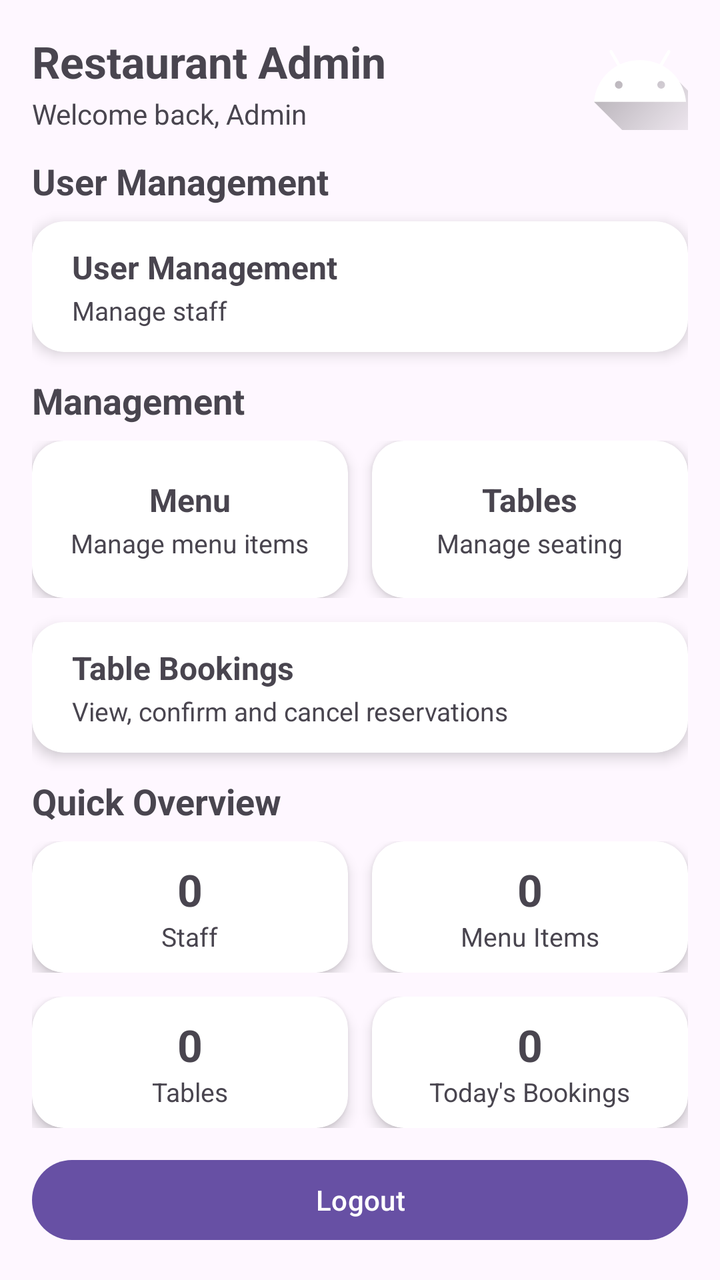
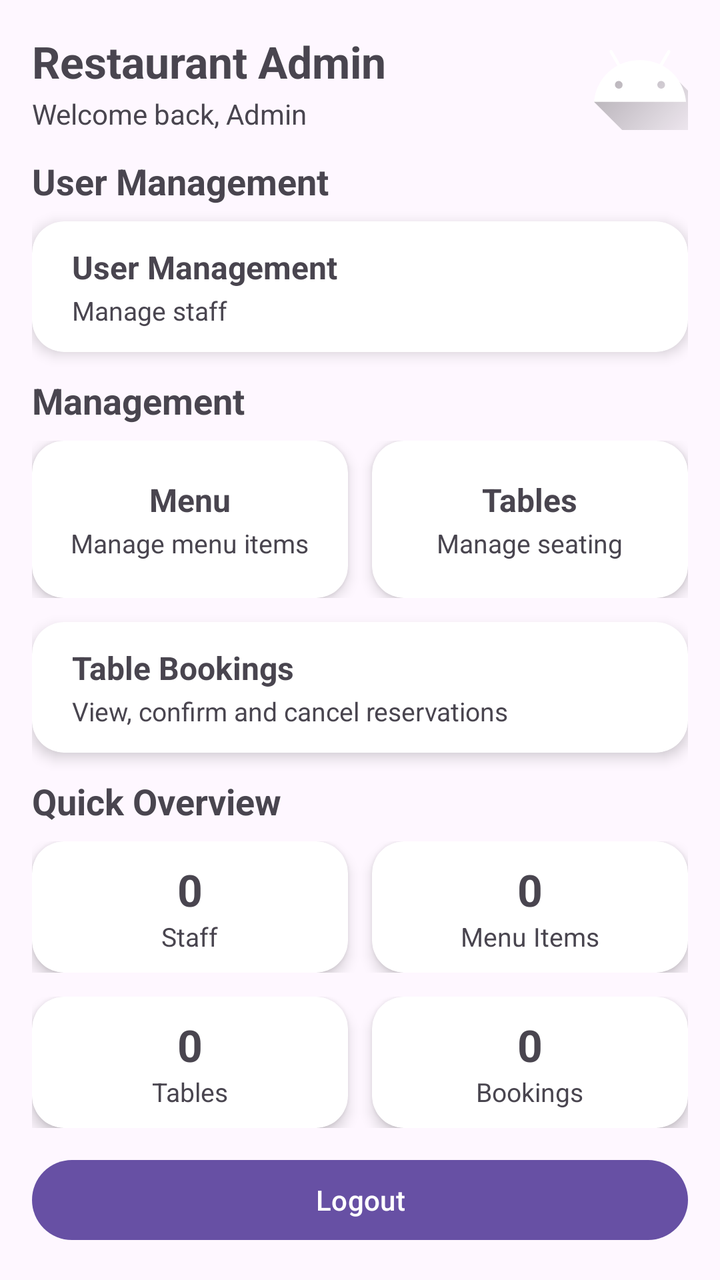

An Android layout rendered at two revisions. The XML below is the earlier revision; the diff shows what the commit changed to produce the second picture.
<!-- AndroidManifest.xml: application theme Theme.ISCG7424GroupAssessment -->
<!-- res/layout/activity_admin_main_page.xml -->
<?xml version="1.0" encoding="utf-8"?>
<LinearLayout xmlns:android="http://schemas.android.com/apk/res/android"
    xmlns:app="http://schemas.android.com/apk/res-auto"
    xmlns:tools="http://schemas.android.com/tools"
    android:id="@+id/main"
    android:layout_width="match_parent"
    android:layout_height="match_parent"
    android:orientation="vertical"
    android:padding="16dp"
    tools:context=".admin.A_MainPage">

    
    <LinearLayout
        android:layout_width="match_parent"
        android:layout_height="wrap_content"
        android:gravity="center_vertical"
        android:orientation="horizontal">

        <LinearLayout
            android:layout_width="0dp"
            android:layout_height="wrap_content"
            android:layout_weight="1"
            android:orientation="vertical">

            <TextView
                android:layout_width="wrap_content"
                android:layout_height="wrap_content"
                android:text="Restaurant Admin"
                android:textSize="22sp"
                android:textStyle="bold" />

            <TextView
                android:layout_width="wrap_content"
                android:layout_height="wrap_content"
                android:layout_marginTop="2dp"
                android:text="Welcome back, Admin"
                android:textSize="14sp" />
        </LinearLayout>

        <ImageButton
            android:id="@+id/ib_adminProfile"
            android:layout_width="48dp"
            android:layout_height="48dp"
            android:background="@android:color/transparent"
            android:contentDescription="Profile"
            android:src="@drawable/ic_launcher_foreground" />
    </LinearLayout>


    
    <TextView
        android:layout_width="wrap_content"
        android:layout_height="wrap_content"
        android:layout_marginTop="12dp"
        android:text="User Management"
        android:textSize="18sp"
        android:textStyle="bold" />

    <androidx.cardview.widget.CardView
        android:id="@+id/cv_userManagement"
        android:layout_width="match_parent"
        android:layout_height="0dp"
        android:layout_marginTop="8dp"
        android:layout_weight="1"
        android:clickable="true"
        android:focusable="true"
        android:foreground="?attr/selectableItemBackground"
        app:cardCornerRadius="16dp"
        app:cardElevation="4dp">

        <LinearLayout
            android:layout_width="match_parent"
            android:layout_height="match_parent"
            android:gravity="center_vertical"
            android:orientation="vertical"
            android:paddingStart="20dp"
            android:paddingEnd="20dp">

            <TextView
                android:layout_width="wrap_content"
                android:layout_height="wrap_content"
                android:text="User Management"
                android:textSize="16sp"
                android:textStyle="bold" />

            <TextView
                android:layout_width="wrap_content"
                android:layout_height="wrap_content"
                android:layout_marginTop="2dp"
                android:text="Manage staff"
                android:textSize="13sp" />
        </LinearLayout>
    </androidx.cardview.widget.CardView>


    
    <TextView
        android:layout_width="wrap_content"
        android:layout_height="wrap_content"
        android:layout_marginTop="12dp"
        android:text="Management"
        android:textSize="18sp"
        android:textStyle="bold" />

    <LinearLayout
        android:layout_width="match_parent"
        android:layout_height="0dp"
        android:layout_marginTop="8dp"
        android:layout_weight="1.2"
        android:orientation="horizontal">

        
        <androidx.cardview.widget.CardView
            android:id="@+id/cv_menuManagement"
            android:layout_width="0dp"
            android:layout_height="match_parent"
            android:layout_marginEnd="6dp"
            android:layout_weight="1"
            android:clickable="true"
            android:focusable="true"
            android:foreground="?attr/selectableItemBackground"
            app:cardCornerRadius="16dp"
            app:cardElevation="4dp">

            <LinearLayout
                android:layout_width="match_parent"
                android:layout_height="match_parent"
                android:gravity="center"
                android:orientation="vertical"
                android:padding="8dp">

                <TextView
                    android:layout_width="wrap_content"
                    android:layout_height="wrap_content"
                    android:text="Menu"
                    android:textSize="16sp"
                    android:textStyle="bold" />

                <TextView
                    android:layout_width="wrap_content"
                    android:layout_height="wrap_content"
                    android:layout_marginTop="2dp"
                    android:text="Manage menu items"
                    android:textSize="13sp" />
            </LinearLayout>
        </androidx.cardview.widget.CardView>

        
        <androidx.cardview.widget.CardView
            android:id="@+id/cv_tableManagement"
            android:layout_width="0dp"
            android:layout_height="match_parent"
            android:layout_marginStart="6dp"
            android:layout_weight="1"
            android:clickable="true"
            android:focusable="true"
            android:foreground="?attr/selectableItemBackground"
            app:cardCornerRadius="16dp"
            app:cardElevation="4dp">

            <LinearLayout
                android:layout_width="match_parent"
                android:layout_height="match_parent"
                android:gravity="center"
                android:orientation="vertical"
                android:padding="8dp">

                <TextView
                    android:layout_width="wrap_content"
                    android:layout_height="wrap_content"
                    android:text="Tables"
                    android:textSize="16sp"
                    android:textStyle="bold" />

                <TextView
                    android:layout_width="wrap_content"
                    android:layout_height="wrap_content"
                    android:layout_marginTop="2dp"
                    android:text="Manage seating"
                    android:textSize="13sp" />
            </LinearLayout>
        </androidx.cardview.widget.CardView>
    </LinearLayout>

    
    <androidx.cardview.widget.CardView
        android:id="@+id/cv_tableBookingManagement"
        android:layout_width="match_parent"
        android:layout_height="0dp"
        android:layout_marginTop="12dp"
        android:layout_weight="1"
        android:clickable="true"
        android:focusable="true"
        android:foreground="?attr/selectableItemBackground"
        app:cardCornerRadius="16dp"
        app:cardElevation="4dp">

        <LinearLayout
            android:layout_width="match_parent"
            android:layout_height="match_parent"
            android:gravity="center_vertical"
            android:orientation="vertical"
            android:paddingStart="20dp"
            android:paddingEnd="20dp">

            <TextView
                android:layout_width="wrap_content"
                android:layout_height="wrap_content"
                android:text="Table Bookings"
                android:textSize="16sp"
                android:textStyle="bold" />

            <TextView
                android:layout_width="wrap_content"
                android:layout_height="wrap_content"
                android:layout_marginTop="2dp"
                android:text="View, confirm and cancel reservations"
                android:textSize="13sp" />
        </LinearLayout>
    </androidx.cardview.widget.CardView>


    
    <TextView
        android:layout_width="wrap_content"
        android:layout_height="wrap_content"
        android:layout_marginTop="12dp"
        android:text="Quick Overview"
        android:textSize="18sp"
        android:textStyle="bold" />

    <LinearLayout
        android:layout_width="match_parent"
        android:layout_height="0dp"
        android:layout_marginTop="8dp"
        android:layout_weight="1"
        android:orientation="horizontal">

        <androidx.cardview.widget.CardView
            android:layout_width="0dp"
            android:layout_height="match_parent"
            android:layout_marginEnd="6dp"
            android:layout_weight="1"
            app:cardCornerRadius="16dp"
            app:cardElevation="4dp">

            <LinearLayout
                android:layout_width="match_parent"
                android:layout_height="match_parent"
                android:gravity="center"
                android:orientation="vertical">

                <TextView
                    android:id="@+id/tv_userCount"
                    android:layout_width="wrap_content"
                    android:layout_height="wrap_content"
                    android:text="0"
                    android:textSize="22sp"
                    android:textStyle="bold" />

                <TextView
                    android:layout_width="wrap_content"
                    android:layout_height="wrap_content"
                    android:text="Staff"
                    android:textSize="13sp" />
            </LinearLayout>
        </androidx.cardview.widget.CardView>

        <androidx.cardview.widget.CardView
            android:layout_width="0dp"
            android:layout_height="match_parent"
            android:layout_marginStart="6dp"
            android:layout_weight="1"
            app:cardCornerRadius="16dp"
            app:cardElevation="4dp">

            <LinearLayout
                android:layout_width="match_parent"
                android:layout_height="match_parent"
                android:gravity="center"
                android:orientation="vertical">

                <TextView
                    android:id="@+id/tv_menuItemCount"
                    android:layout_width="wrap_content"
                    android:layout_height="wrap_content"
                    android:text="0"
                    android:textSize="22sp"
                    android:textStyle="bold" />

                <TextView
                    android:layout_width="wrap_content"
                    android:layout_height="wrap_content"
                    android:text="Menu Items"
                    android:textSize="13sp" />
            </LinearLayout>
        </androidx.cardview.widget.CardView>
    </LinearLayout>

    <LinearLayout
        android:layout_width="match_parent"
        android:layout_height="0dp"
        android:layout_marginTop="12dp"
        android:layout_weight="1"
        android:orientation="horizontal">

        <androidx.cardview.widget.CardView
            android:layout_width="0dp"
            android:layout_height="match_parent"
            android:layout_marginEnd="6dp"
            android:layout_weight="1"
            app:cardCornerRadius="16dp"
            app:cardElevation="4dp">

            <LinearLayout
                android:layout_width="match_parent"
                android:layout_height="match_parent"
                android:gravity="center"
                android:orientation="vertical">

                <TextView
                    android:id="@+id/tv_tableCount"
                    android:layout_width="wrap_content"
                    android:layout_height="wrap_content"
                    android:text="0"
                    android:textSize="22sp"
                    android:textStyle="bold" />

                <TextView
                    android:layout_width="wrap_content"
                    android:layout_height="wrap_content"
                    android:text="Tables"
                    android:textSize="13sp" />
            </LinearLayout>
        </androidx.cardview.widget.CardView>

        <androidx.cardview.widget.CardView
            android:layout_width="0dp"
            android:layout_height="match_parent"
            android:layout_marginStart="6dp"
            android:layout_weight="1"
            app:cardCornerRadius="16dp"
            app:cardElevation="4dp">

            <LinearLayout
                android:layout_width="match_parent"
                android:layout_height="match_parent"
                android:gravity="center"
                android:orientation="vertical">

                <TextView
                    android:id="@+id/tv_todayBookingCount"
                    android:layout_width="wrap_content"
                    android:layout_height="wrap_content"
                    android:text="0"
                    android:textSize="22sp"
                    android:textStyle="bold" />

                <TextView
                    android:layout_width="wrap_content"
                    android:layout_height="wrap_content"
                    android:text="Today's Bookings"
                    android:textSize="13sp" />
            </LinearLayout>
        </androidx.cardview.widget.CardView>
    </LinearLayout>


    <Button
        android:id="@+id/btn_aLogout"
        android:layout_width="match_parent"
        android:layout_height="wrap_content"
        android:layout_marginTop="12dp"
        android:text="Logout" />

</LinearLayout>
<!-- resources referenced by this layout -->
<resources>
  <!-- drawable ic_launcher_foreground (drawable) -->
  <vector xmlns:android="http://schemas.android.com/apk/res/android"
      xmlns:aapt="http://schemas.android.com/aapt"
      android:width="108dp"
      android:height="108dp"
      android:viewportWidth="108"
      android:viewportHeight="108">
      <path android:pathData="M31,63.928c0,0 6.4,-11 12.1,-13.1c7.2,-2.6 26,-1.4 26,-1.4l38.1,38.1L107,108.928l-32,-1L31,63.928z">
          <aapt:attr name="android:fillColor">
              <gradient
                  android:endX="85.84757"
                  android:endY="92.4963"
                  android:startX="42.9492"
                  android:startY="49.59793"
                  android:type="linear">
                  <item
                      android:color="#44000000"
                      android:offset="0.0" />
                  <item
                      android:color="#00000000"
                      android:offset="1.0" />
              </gradient>
          </aapt:attr>
      </path>
      <path
          android:fillColor="#FFFFFF"
          android:fillType="nonZero"
          android:pathData="M65.3,45.828l3.8,-6.6c0.2,-0.4 0.1,-0.9 -0.3,-1.1c-0.4,-0.2 -0.9,-0.1 -1.1,0.3l-3.9,6.7c-6.3,-2.8 -13.4,-2.8 -19.7,0l-3.9,-6.7c-0.2,-0.4 -0.7,-0.5 -1.1,-0.3C38.8,38.328 38.7,38.828 38.9,39.228l3.8,6.6C36.2,49.428 31.7,56.028 31,63.928h46C76.3,56.028 71.8,49.428 65.3,45.828zM43.4,57.328c-0.8,0 -1.5,-0.5 -1.8,-1.2c-0.3,-0.7 -0.1,-1.5 0.4,-2.1c0.5,-0.5 1.4,-0.7 2.1,-0.4c0.7,0.3 1.2,1 1.2,1.8C45.3,56.528 44.5,57.328 43.4,57.328L43.4,57.328zM64.6,57.328c-0.8,0 -1.5,-0.5 -1.8,-1.2s-0.1,-1.5 0.4,-2.1c0.5,-0.5 1.4,-0.7 2.1,-0.4c0.7,0.3 1.2,1 1.2,1.8C66.5,56.528 65.6,57.328 64.6,57.328L64.6,57.328z"
          android:strokeWidth="1"
          android:strokeColor="#00000000" />
  </vector>
  <style name="Theme.ISCG7424GroupAssessment" parent="Base.Theme.ISCG7424GroupAssessment" />
  <style name="Base.Theme.ISCG7424GroupAssessment" parent="Theme.Material3.DayNight.NoActionBar">
          
          
      </style>
</resources>

<!-- the commit's change to res/layout/activity_admin_main_page.xml (unified diff, before → after) -->
@@ -359,7 +359,7 @@
                 <TextView
                     android:layout_width="wrap_content"
                     android:layout_height="wrap_content"
-                    android:text="Today's Bookings"
+                    android:text="Bookings"
                     android:textSize="13sp" />
             </LinearLayout>
         </androidx.cardview.widget.CardView>
